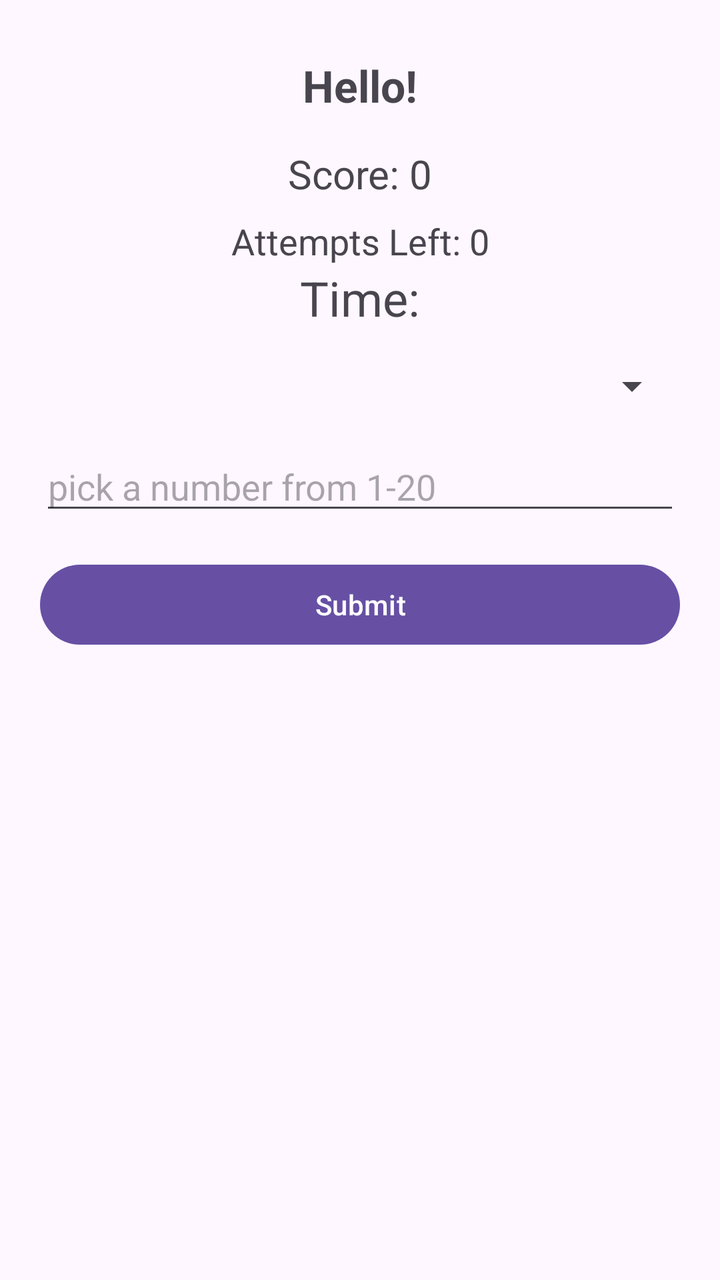
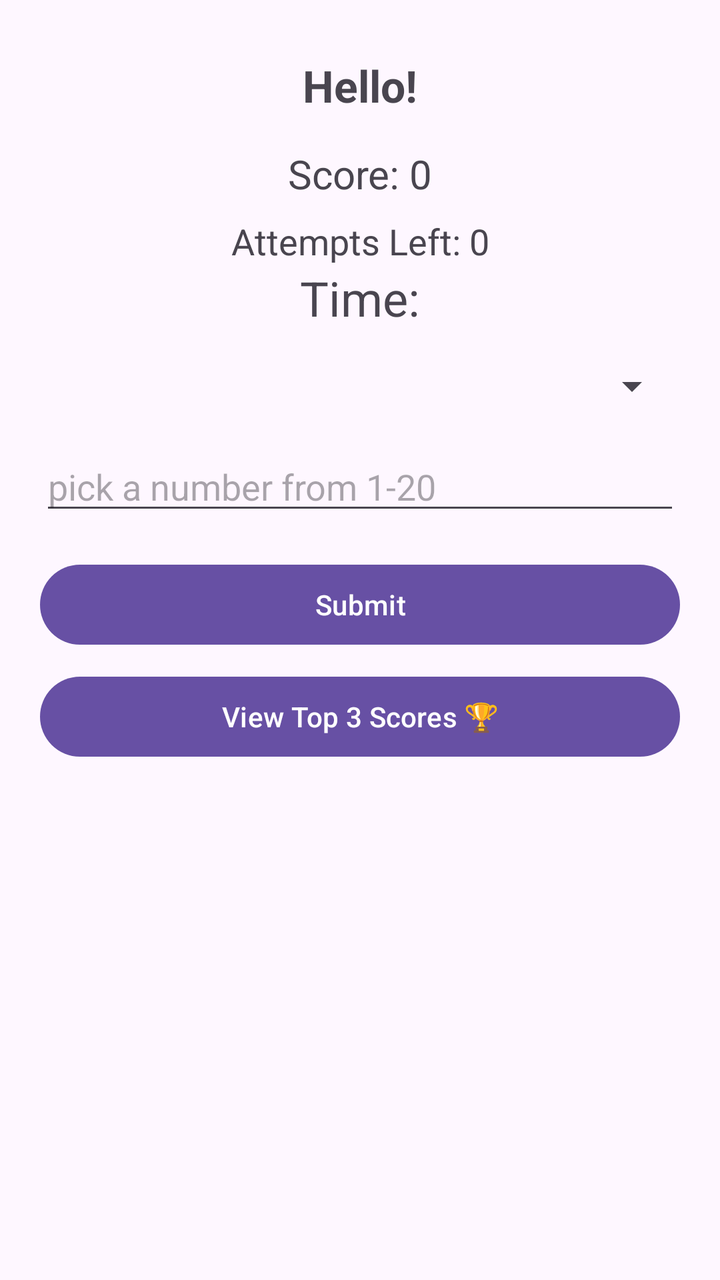

Two renders of the same Android screen: before a commit and after it. Below are the layout's source before the change and the commit's diff.
<!-- AndroidManifest.xml: application theme Theme.NumberGuess -->
<!-- res/layout/activity_main.xml -->
<?xml version="1.0" encoding="utf-8"?>
<LinearLayout xmlns:android="http://schemas.android.com/apk/res/android"
    xmlns:tools="http://schemas.android.com/tools"
    android:id="@+id/main"
    android:layout_width="match_parent"
    android:layout_height="match_parent"
    tools:context=".MainActivity"
    android:orientation="vertical"
    android:padding="20dp">

    <TextView
        android:id="@+id/welcome"
        android:layout_width="match_parent"
        android:layout_height="wrap_content"
        android:gravity="center"
        android:text="Hello!"
        android:textSize="22sp"
        android:textStyle="bold"
        android:layout_marginTop="8dp" />

    <TextView
        android:id="@+id/score"
        android:layout_width="match_parent"
        android:layout_height="wrap_content"
        android:layout_marginTop="16dp"
        android:gravity="center"
        android:text="Score: 0"
        android:textSize="20sp" />

    <TextView
        android:id="@+id/attempts"
        android:layout_width="match_parent"
        android:layout_height="wrap_content"
        android:layout_marginTop="8dp"
        android:gravity="center"
        android:text="Attempts Left: 0"
        android:textSize="18sp" />

    <TextView
        android:id="@+id/timer"
        android:gravity="center"
        android:layout_gravity="center"
        android:layout_width="wrap_content"
        android:layout_height="wrap_content"
        android:text="Time:"
        android:textSize="24sp" />

    <Spinner
        android:id="@+id/spinner"
        android:layout_width="match_parent"
        android:layout_height="wrap_content"
        android:layout_marginTop="16dp" />

    <EditText
        android:id="@+id/pick"
        android:layout_width="match_parent"
        android:layout_height="wrap_content"
        android:layout_marginTop="16dp"
        android:ems="10"
        android:inputType="number"
        android:hint="pick a number from 1-20" />

    <Button
        android:id="@+id/submit"
        android:layout_width="match_parent"
        android:layout_height="wrap_content"
        android:layout_marginTop="16dp"
        android:text="Submit" />

</LinearLayout>
<!-- resources referenced by this layout -->
<resources>
  <style name="Theme.NumberGuess" parent="Base.Theme.NumberGuess" />
  <style name="Base.Theme.NumberGuess" parent="Theme.Material3.DayNight.NoActionBar">
          
          
      </style>
</resources>

<!-- the commit's change to res/layout/activity_main.xml (unified diff, before → after) -->
@@ -67,4 +67,11 @@
         android:layout_marginTop="16dp"
         android:text="Submit" />
 
+    <Button
+        android:id="@+id/btn_high_scores"
+        android:layout_width="match_parent"
+        android:layout_height="wrap_content"
+        android:layout_marginTop="8dp"
+        android:text="View Top 3 Scores 🏆" />
+
 </LinearLayout>
